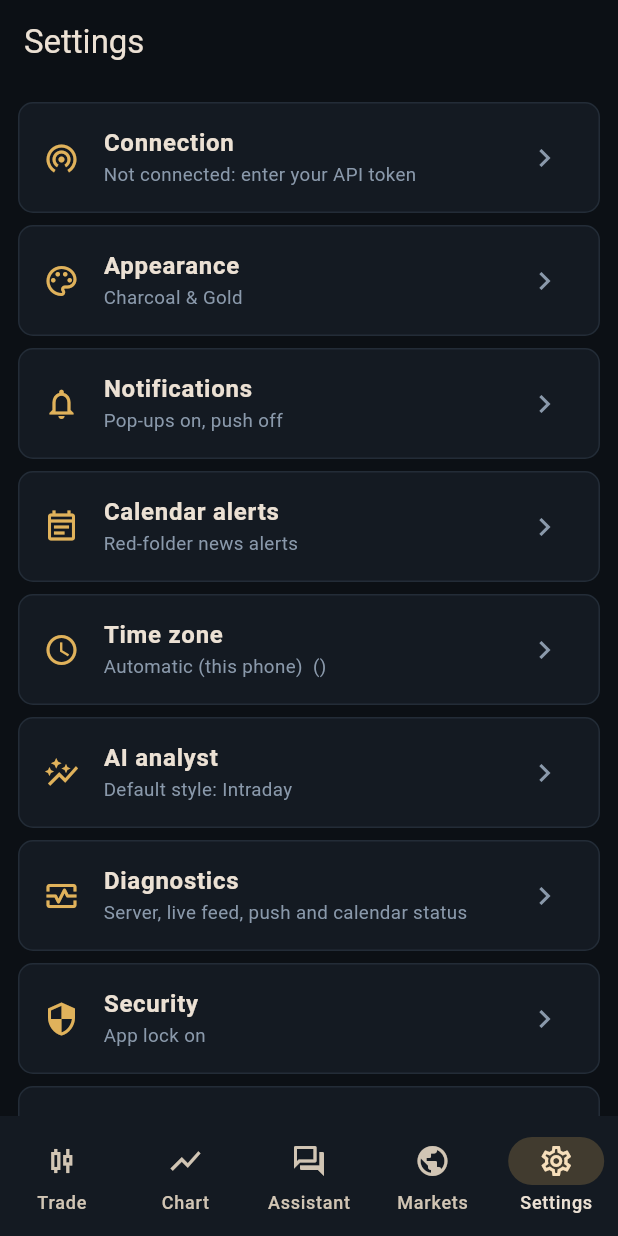
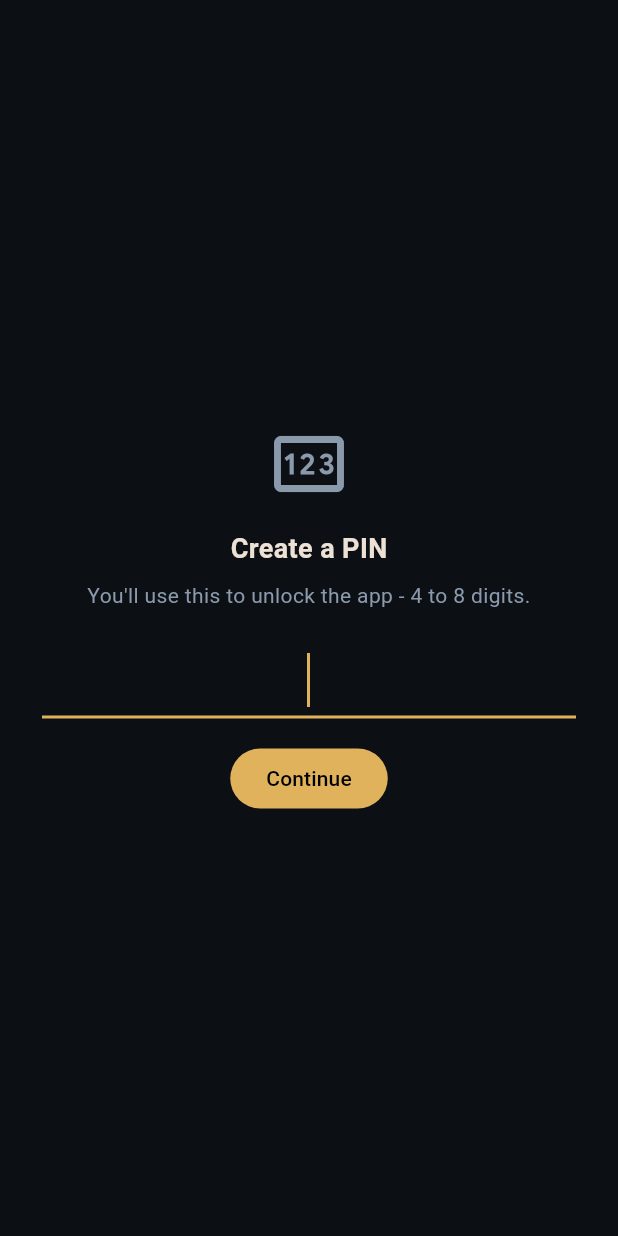
Before and after one commit to usmonkamalov8-boop/trade-companion, a Flutter app: the screen it shows after launch, on a phone screen of 412 x 824 dp. Run offline on Flutter 3.47's test engine with Material 3 defaults, Android fonts, the phone set to English and light mode, and no system bars; our stand-ins replace local_auth, shared_preferences, webview_flutter.

Commit message:
Complete PIN + email recovery system

```diff
--- a/flutter_app/lib/forgot_pin_screen.dart
+++ b/flutter_app/lib/forgot_pin_screen.dart
@@ -18,11 +18,19 @@ class _ForgotPinScreenState extends State<ForgotPinScreen> {
   bool _busy = false;
   String? _error;
 
+  // Builds a scheme-correct URL the same way Api's own _uri() helper does - Api.host is stored without a
+  // scheme (e.g. "185.196.117.48:8000"), so passing it straight into Uri.parse (as this file originally did)
+  // produced a malformed URI and would have failed on every tap.
+  Uri _url(String path) {
+    final base = Api.host.startsWith('http') ? Api.host : 'http://${Api.host}';
+    return Uri.parse('$base$path');
+  }
+
   Future<void> _requestCode() async {
     setState(() { _busy = true; _error = null; });
     try {
       final r = await http.post(
-        Uri.parse("${Api.host}/auth/pin-reset/request"),
+        _url("/auth/pin-reset/request"),
         headers: {"Authorization": "Bearer ${Api.token}"},
       );
       setState(() {
@@ -39,7 +47,7 @@ class _ForgotPinScreenState extends State<ForgotPinScreen> {
     setState(() { _busy = true; _error = null; });
     try {
       final r = await http.post(
-        Uri.parse("${Api.host}/auth/pin-reset/verify"),
+        _url("/auth/pin-reset/verify"),
         headers: {
           "content-type": "application/json",
           "Authorization": "Bearer ${Api.token}",
@@ -72,7 +80,7 @@ class _ForgotPinScreenState extends State<ForgotPinScreen> {
             padding: const EdgeInsets.all(28),
             child: Column(mainAxisSize: MainAxisSize.min, children: [
               if (!_sent) ...[
-                const Text("We\'ll email a 6-digit code to your recovery address.", textAlign: TextAlign.center),
+                const Text("We'll email a 6-digit code to your recovery address.", textAlign: TextAlign.center),
                 const SizedBox(height: 16),
                 FilledButton(onPressed: _busy ? null : _requestCode, child: Text(_busy ? "Sending..." : "Send code")),
               ] else ...[
--- /dev/null
+++ b/flutter_app/lib/pin_gate.dart
@@ -0,0 +1,167 @@
+// The app lock: a PIN is the reliable, always-available core (created on first run, recoverable by email via
+// forgot_pin_screen.dart if forgotten). Biometric unlock, if enabled in Settings, is offered as a faster
+// convenience on top of it - but its failure is never fatal, since the PIN field is always right there.
+import 'package:flutter/material.dart';
+import 'package:local_auth/local_auth.dart';
+import 'forgot_pin_screen.dart';
+import 'pin_service.dart';
+import 'pin_setup_screen.dart';
+import 'prefs.dart';
+import 'theme.dart';
+
+class PinGate extends StatefulWidget {
+  final Widget child;
+  const PinGate({super.key, required this.child});
+  @override
+  State<PinGate> createState() => _PinGateState();
+}
+
+class _PinGateState extends State<PinGate> with WidgetsBindingObserver {
+  final _auth = LocalAuthentication();
+  final _pin = TextEditingController();
+  bool _checkedSetup = false;
+  bool _needsSetup = false;
+  bool _locked = true;
+  bool _checking = false;
+  String? _error;
+
+  @override
+  void initState() {
+    super.initState();
+    WidgetsBinding.instance.addObserver(this);
+    _init();
+  }
+
+  Future<void> _init() async {
+    final has = await PinService.I.hasPin();
+    if (!mounted) return;
+    setState(() {
+      _needsSetup = !has;
+      _checkedSetup = true;
+      _locked = has; // no PIN yet -> go straight to setup, not a lock screen with nothing to unlock
+    });
+    if (has) {
+      WidgetsBinding.instance.addPostFrameCallback((_) => _maybeBiometric());
+    }
+  }
+
+  @override
+  void dispose() {
+    WidgetsBinding.instance.removeObserver(this);
+    super.dispose();
+  }
+
+  @override
+  void didChangeAppLifecycleState(AppLifecycleState state) {
+    if (!_checkedSetup || _needsSetup) return; // never lock mid-setup
+    if (state == AppLifecycleState.paused) {
+      setState(() {
+        _locked = true;
+        _error = null;
+      });
+    } else if (state == AppLifecycleState.resumed && _locked) {
+      _maybeBiometric();
+    }
+  }
+
+  Future<void> _maybeBiometric() async {
+    if (!LocalPrefs.I.biometricLock || !_locked) return;
+    var ok = false;
+    try {
+      ok = await _auth.authenticate(
+        localizedReason: 'Unlock Trade Companion',
+        biometricOnly: false, // also accepts the device's own PIN/pattern as a fallback within the OS prompt
+        persistAcrossBackgrounding: true,
+      );
+    } catch (_) {
+      ok = false; // never surfaced as an error here - the app's own PIN field is the reliable path regardless
+    }
+    if (mounted && ok) setState(() => _locked = false);
+  }
+
+  Future<void> _submitPin() async {
+    if (_checking) return;
+    setState(() {
+      _checking = true;
+      _error = null;
+    });
+    final ok = await PinService.I.verifyPin(_pin.text);
+    if (!mounted) return;
+    setState(() {
+      _checking = false;
+      _pin.clear();
+      if (ok) {
+        _locked = false;
+      } else {
+        _error = 'Incorrect PIN';
+      }
+    });
+  }
+
+  void _onSetupDone() {
+    if (mounted) {
+      setState(() {
+        _needsSetup = false;
+        _locked = false;
+      });
+    }
+  }
+
+  @override
+  Widget build(BuildContext context) {
+    if (!_checkedSetup) return const SizedBox.shrink();
+    if (_needsSetup) return PinSetupScreen(onDone: _onSetupDone);
+    if (!_locked) return widget.child;
+
+    final p = context.pal;
+    return Scaffold(
+      backgroundColor: p.bg,
+      body: SafeArea(
+        child: Center(
+          child: Padding(
+            padding: const EdgeInsets.all(28),
+            child: Column(mainAxisSize: MainAxisSize.min, children: [
+              Icon(Icons.lock_outline, size: 56, color: p.muted),
+              const SizedBox(height: 16),
+              const Text('Trade Companion is locked', style: TextStyle(fontSize: 18, fontWeight: FontWeight.w700)),
+              const SizedBox(height: 20),
+              TextField(
+                controller: _pin,
+                autofocus: true,
+                obscureText: true,
+                keyboardType: TextInputType.number,
+                maxLength: 8,
+                textAlign: TextAlign.center,
+                style: const TextStyle(fontSize: 24, letterSpacing: 8),
+                decoration: const InputDecoration(counterText: '', hintText: 'PIN'),
+                onSubmitted: (_) => _submitPin(),
+              ),
+              if (_error != null)
+                Padding(padding: const EdgeInsets.only(top: 8), child: Text(_error!, style: TextStyle(color: p.loss))),
+              const SizedBox(height: 16),
+              FilledButton(
+                onPressed: _checking ? null : _submitPin,
+                child: Text(_checking ? 'Checking...' : 'Unlock'),
+              ),
+              if (LocalPrefs.I.biometricLock) ...[
+                const SizedBox(height: 8),
+                TextButton.icon(
+                  onPressed: _maybeBiometric,
+                  icon: const Icon(Icons.fingerprint),
+                  label: const Text('Use fingerprint instead'),
+                ),
+              ],
+              const SizedBox(height: 4),
+              TextButton(
+                onPressed: () => Navigator.of(context).push(
+                  MaterialPageRoute(builder: (_) => const ForgotPinScreen()),
+                ),
+                child: Text('Forgot PIN?', style: TextStyle(color: p.muted)),
+              ),
+            ]),
+          ),
+        ),
+      ),
+    );
+  }
+}
--- /dev/null
+++ b/flutter_app/lib/pin_service.dart
@@ -0,0 +1,40 @@
+import 'dart:convert';
+import 'package:crypto/crypto.dart';
+import 'package:shared_preferences/shared_preferences.dart';
+
+/// Local PIN storage. Only a salted SHA-256 hash is ever stored - the PIN itself never touches disk.
+class PinService {
+  PinService._();
+  static final PinService I = PinService._();
+
+  static const _hashKey = 'pin_hash';
+  static const _saltKey = 'pin_salt';
+
+  Future<bool> hasPin() async {
+    final p = await SharedPreferences.getInstance();
+    return p.getString(_hashKey) != null;
+  }
+
+  String _hash(String pin, String salt) => sha256.convert(utf8.encode('$salt:$pin')).toString();
+
+  Future<void> setPin(String pin) async {
+    final p = await SharedPreferences.getInstance();
+    final salt = '${DateTime.now().microsecondsSinceEpoch}';
+    await p.setString(_saltKey, salt);
+    await p.setString(_hashKey, _hash(pin, salt));
+  }
+
+  Future<bool> verifyPin(String pin) async {
+    final p = await SharedPreferences.getInstance();
+    final salt = p.getString(_saltKey);
+    final hash = p.getString(_hashKey);
+    if (salt == null || hash == null) return false;
+    return _hash(pin, salt) == hash;
+  }
+
+  Future<void> clearPin() async {
+    final p = await SharedPreferences.getInstance();
+    await p.remove(_hashKey);
+    await p.remove(_saltKey);
+  }
+}
--- /dev/null
+++ b/flutter_app/lib/pin_setup_screen.dart
@@ -0,0 +1,93 @@
+import 'package:flutter/material.dart';
+import 'pin_service.dart';
+import 'theme.dart';
+
+/// First-run PIN creation, and also reused after a successful email reset (forgot_pin_screen.dart navigates
+/// here once the emailed code checks out).
+class PinSetupScreen extends StatefulWidget {
+  final VoidCallback onDone;
+  const PinSetupScreen({super.key, required this.onDone});
+  @override
+  State<PinSetupScreen> createState() => _PinSetupScreenState();
+}
+
+class _PinSetupScreenState extends State<PinSetupScreen> {
+  final _first = TextEditingController();
+  final _confirm = TextEditingController();
+  bool _confirming = false;
+  bool _busy = false;
+  String? _error;
+
+  void _submitFirst() {
+    if (_first.text.length < 4) {
+      setState(() => _error = 'Use at least 4 digits');
+      return;
+    }
+    setState(() {
+      _confirming = true;
+      _error = null;
+    });
+  }
+
+  Future<void> _submitConfirm() async {
+    if (_confirm.text != _first.text) {
+      setState(() {
+        _error = "PINs didn't match - try again";
+        _confirming = false;
+        _first.clear();
+        _confirm.clear();
+      });
+      return;
+    }
+    setState(() => _busy = true);
+    await PinService.I.setPin(_first.text);
+    widget.onDone();
+  }
+
+  @override
+  Widget build(BuildContext context) {
+    final p = context.pal;
+    return Scaffold(
+      backgroundColor: p.bg,
+      body: SafeArea(
+        child: Center(
+          child: Padding(
+            padding: const EdgeInsets.all(28),
+            child: Column(mainAxisSize: MainAxisSize.min, children: [
+              Icon(Icons.pin_outlined, size: 56, color: p.muted),
+              const SizedBox(height: 16),
+              Text(_confirming ? 'Confirm your PIN' : 'Create a PIN',
+                  style: const TextStyle(fontSize: 18, fontWeight: FontWeight.w700)),
+              const SizedBox(height: 8),
+              Text(
+                _confirming ? 'Enter it once more to confirm.' : "You'll use this to unlock the app - 4 to 8 digits.",
+                textAlign: TextAlign.center,
+                style: TextStyle(color: p.muted),
+              ),
+              const SizedBox(height: 20),
+              TextField(
+                key: ValueKey(_confirming),
+                controller: _confirming ? _confirm : _first,
+                autofocus: true,
+                obscureText: true,
+                keyboardType: TextInputType.number,
+                maxLength: 8,
+                textAlign: TextAlign.center,
+                style: const TextStyle(fontSize: 24, letterSpacing: 8),
+                decoration: const InputDecoration(counterText: ''),
+                onSubmitted: (_) => _confirming ? _submitConfirm() : _submitFirst(),
+              ),
+              if (_error != null)
+                Padding(padding: const EdgeInsets.only(top: 8), child: Text(_error!, style: TextStyle(color: p.loss))),
+              const SizedBox(height: 16),
+              FilledButton(
+                onPressed: _busy ? null : (_confirming ? _submitConfirm : _submitFirst),
+                child: Text(_busy ? 'Saving...' : (_confirming ? 'Confirm' : 'Continue')),
+              ),
+            ]),
+          ),
+        ),
+      ),
+    );
+  }
+}
--- a/flutter_app/lib/screens/settings.dart
+++ b/flutter_app/lib/screens/settings.dart
@@ -82,7 +82,7 @@ class SettingsPage extends StatelessWidget {
             _tile(context, Icons.monitor_heart_outlined, 'Diagnostics', 'Server, live feed, push and calendar status',
                 const DiagnosticsPage()),
             _tile(context, Icons.security_outlined, 'Security',
-                'App lock ${LocalPrefs.I.biometricLock ? 'on' : 'off'}',
+                'PIN required, fingerprint ${LocalPrefs.I.biometricLock ? 'on' : 'off'}',
                 const SecurityPage()),
             Panel(
               padding: EdgeInsets.zero,
@@ -286,19 +286,21 @@ class SecurityPage extends StatelessWidget {
             Panel(
               padding: const EdgeInsets.symmetric(vertical: 4),
               child: Column(crossAxisAlignment: CrossAxisAlignment.start, children: [
+                Padding(
+                  padding: const EdgeInsets.fromLTRB(16, 12, 16, 4),
+                  child: Text(
+                    "A PIN, set up the first time you open the app, is always required to unlock it - on launch "
+                    "and whenever it returns from the background. It can be reset by email from the lock screen "
+                    "if you forget it (\"Forgot PIN?\").",
+                    style: TextStyle(color: p.muted, fontSize: 12.5),
+                  ),
+                ),
                 SwitchListTile(
-                  title: const Text('Require unlock to open the app'),
-                  subtitle: Text('Fingerprint, Face ID, or your device PIN/pattern - on launch and whenever the app returns from the background.',
+                  title: const Text('Also allow fingerprint / Face ID'),
+                  subtitle: Text('A faster shortcut on top of your PIN, not a replacement for it - your PIN always still works.',
                       style: TextStyle(color: p.muted, fontSize: 12.5)),
                   value: lp.biometricLock,
                   onChanged: lp.setBiometricLock,
-                ),
-                Padding(
-                  padding: const EdgeInsets.fromLTRB(16, 0, 16, 12),
-                  child: Text(
-                    'If this phone has no fingerprint/face unlock or PIN set up at all, the app opens normally either way - it never locks you out of your own account.',
-                    style: TextStyle(color: p.muted, fontSize: 11.5),
-                  ),
                 ),
               ]),
             ),
--- a/flutter_app/pubspec.yaml
+++ b/flutter_app/pubspec.yaml
@@ -14,6 +14,7 @@ dependencies:
   webview_flutter: ^4.10.0
   url_launcher: ^6.3.1
   local_auth: ^3.0.2
+  crypto: ^3.0.5
 
 flutter:
   uses-material-design: true
```
Also changed, not shown: 1 other file.
